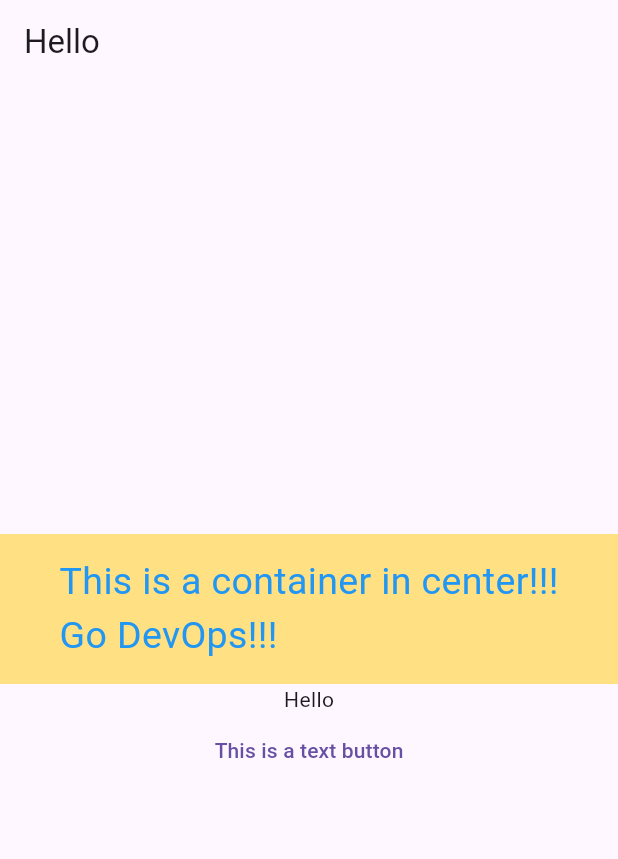
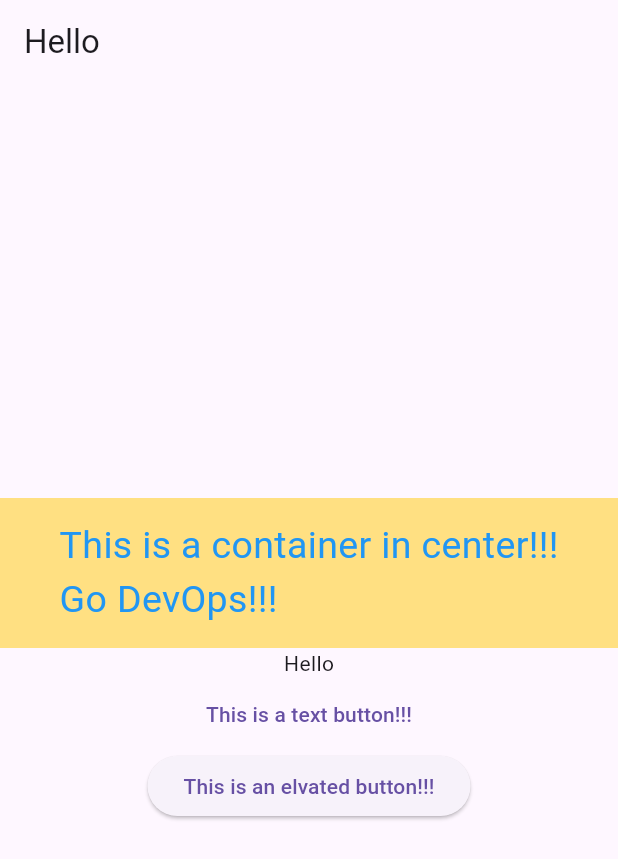
Before and after one commit to muhammadharoon26/practice_project, a Flutter app: the screen it shows after launch, on a phone screen of 412 x 824 dp. Shown: the top 859 px of the screen. Run offline on Flutter 3.47's test engine with Material 3 defaults, Android fonts, the phone set to English and light mode, and no system bars.

Commit message:
Elevated button

```diff
--- a/lib/main.dart
+++ b/lib/main.dart
@@ -34,11 +34,16 @@ class MyApp extends StatelessWidget {
               ),
               const Text('Hello'),
               TextButton(
-                child: Text('This is a text button'),
+                child: Text('This is a text button!!!'),
                 onPressed: () {
                   print('Text button is tapped!!!');
                 },
-              )
+              ),
+              ElevatedButton(
+                  child: Text('This is an elvated button!!!'),
+                  onPressed: () {
+                    print('Elevated button is pressed!!!');
+                  })
             ],
           ),
         ),
```
